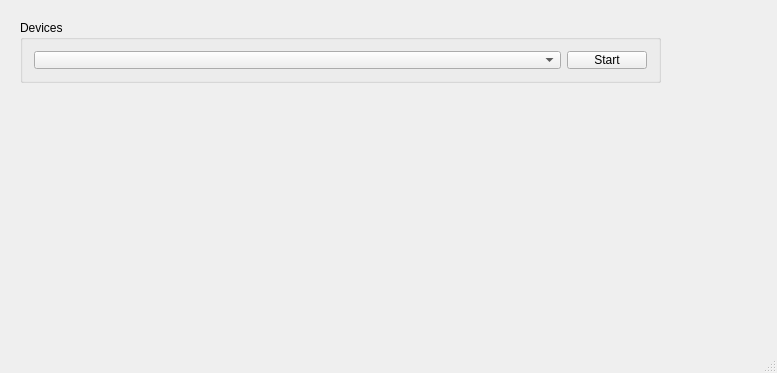
Before: the Qt Designer form mainwindow.ui in fffaraz/Qtnpcap, drawn with Qt 5.
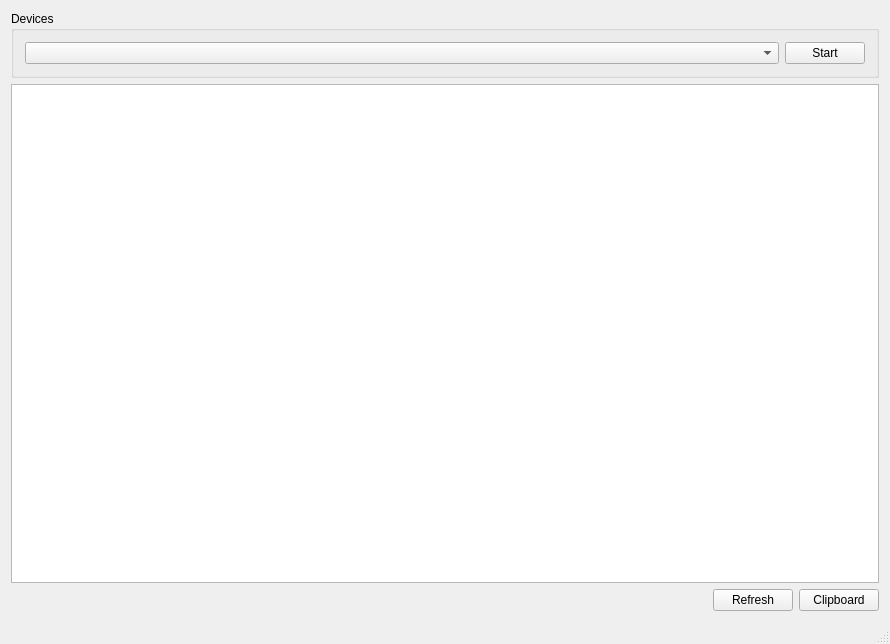
After: the same form once the commit is applied.

```diff
--- a/mainwindow.ui
+++ b/mainwindow.ui
@@ -6,23 +6,17 @@
    <rect>
     <x>0</x>
     <y>0</y>
-    <width>777</width>
-    <height>373</height>
+    <width>890</width>
+    <height>644</height>
    </rect>
   </property>
   <property name="windowTitle">
    <string>Qt npcap</string>
   </property>
   <widget class="QWidget" name="centralWidget">
+   <layout class="QVBoxLayout" name="verticalLayout">
+    <item>
    <widget class="QGroupBox" name="grpDevs">
-    <property name="geometry">
-     <rect>
-      <x>20</x>
-      <y>20</y>
-      <width>641</width>
-      <height>63</height>
-     </rect>
-    </property>
     <property name="title">
      <string>Devices</string>
     </property>
@@ -45,6 +39,46 @@
      </item>
     </layout>
    </widget>
+    </item>
+    <item>
+     <widget class="QPlainTextEdit" name="plainTextEdit">
+      <property name="readOnly">
+       <bool>true</bool>
+      </property>
+     </widget>
+    </item>
+    <item>
+     <layout class="QHBoxLayout" name="horizontalLayout_2">
+      <item>
+       <spacer name="horizontalSpacer">
+        <property name="orientation">
+         <enum>Qt::Horizontal</enum>
+        </property>
+        <property name="sizeHint" stdset="0">
+         <size>
+          <width>40</width>
+          <height>20</height>
+         </size>
+        </property>
+       </spacer>
+      </item>
+      <item>
+       <widget class="QPushButton" name="btnRefresh">
+        <property name="text">
+         <string>Refresh</string>
+        </property>
+       </widget>
+      </item>
+      <item>
+       <widget class="QPushButton" name="btnClipboard">
+        <property name="text">
+         <string>Clipboard</string>
+        </property>
+       </widget>
+      </item>
+     </layout>
+    </item>
+   </layout>
   </widget>
   <widget class="QMenuBar" name="menuBar">
    <property name="geometry">
```
Left out of the diff: 2 changed lines with no effect on the pictures. Lines whose indentation alone changed are shown as unchanged.
